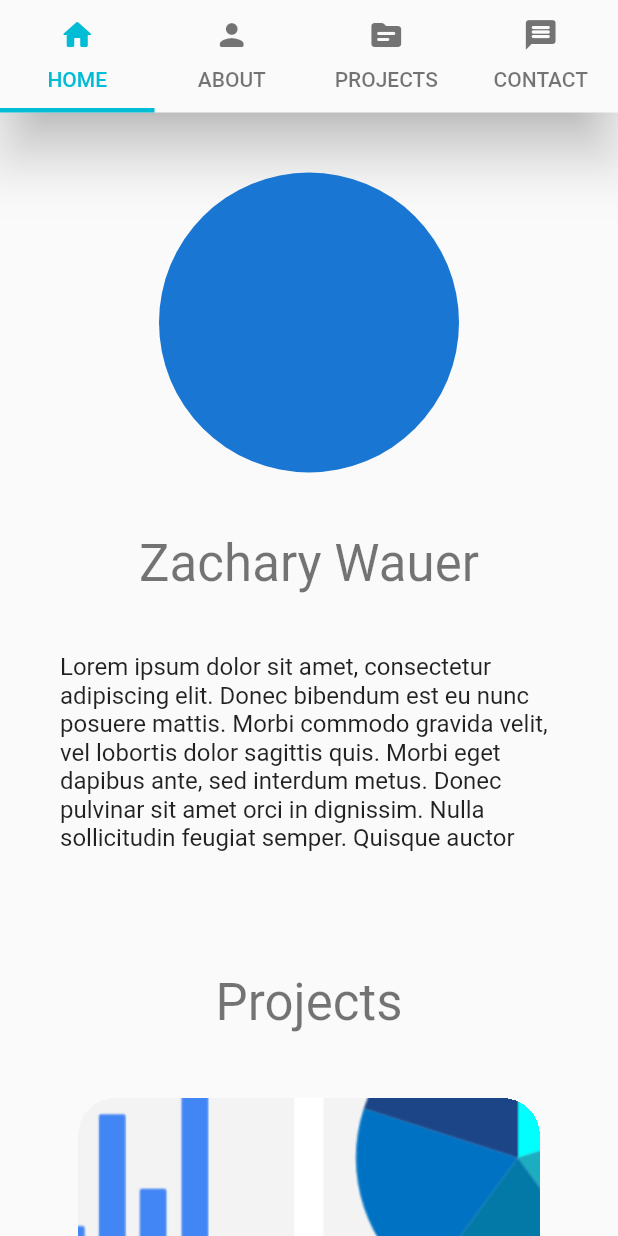
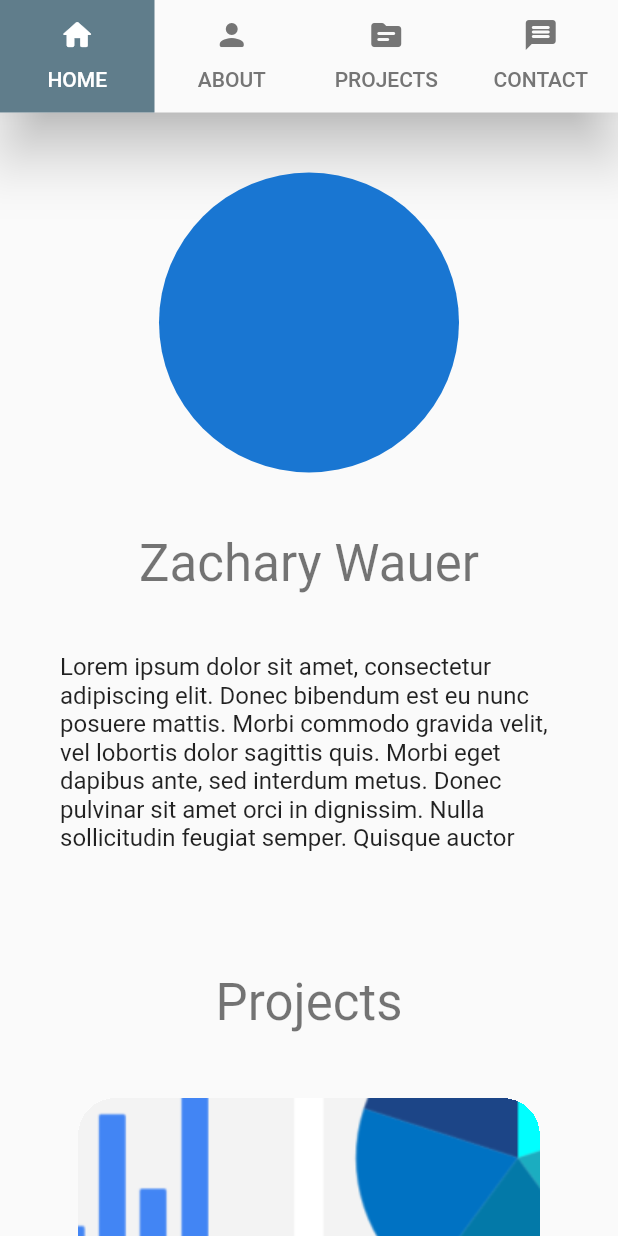
Before and after one commit to Z-inator/portfolio_site, a Flutter app: the screen it shows after launch, on a phone screen of 412 x 824 dp. Run offline on Flutter 3.47's test engine with Material 2 defaults, Android fonts, the phone set to English and light mode, and no system bars; our stand-ins replace cloud_firestore, firebase_core, material_design_icons_flutter, responsive_grid; missing offline and left inert: dart:html, mailer; accounts and stored records are empty.

Commit message:
Updated some theming.

```diff
--- a/lib/components/contact_views.dart
+++ b/lib/components/contact_views.dart
@@ -141,6 +141,7 @@ class ContactFormSubmitButton extends StatelessWidget {
 
   @override
   Widget build(BuildContext context) {
+    ThemeData theme = Theme.of(context);
     contactFormState = Provider.of<ContactFormState>(context);
     return ElevatedButton(
         onPressed: () async {
@@ -156,6 +157,7 @@ class ContactFormSubmitButton extends StatelessWidget {
             );
           }
         },
-        child: Text('Submit'));
+        style: ElevatedButton.styleFrom(primary: theme.primaryColor, padding: EdgeInsets.all(20)),
+        child: Text('Submit', style: theme.textTheme.headline6?.copyWith(color: Colors.white)));
   }
 }
--- a/lib/main.dart
+++ b/lib/main.dart
@@ -189,26 +189,30 @@ class _HomePageState extends State<HomePage>
 
 ThemeData themeData(ThemeData base) {
   return base.copyWith(
-    primaryColor: Colors.cyan,
+    colorScheme: ColorScheme.fromSwatch(primarySwatch: Colors.blueGrey),
+    primaryColor: Colors.blueGrey,
     cardTheme: CardTheme(
       shape: RoundedRectangleBorder(
           borderRadius: BorderRadius.all(Radius.circular(25))),
+      clipBehavior: Clip.hardEdge
     ),
     inputDecorationTheme: InputDecorationTheme(
       border: OutlineInputBorder(
           borderRadius: BorderRadius.all(Radius.circular(25))),
       filled: true,
       fillColor: Colors.grey[200],
-      focusColor: Colors.cyan,
     ),
     tabBarTheme: base.tabBarTheme.copyWith(
-        labelColor: Colors.cyan,
-        unselectedLabelColor: base.textTheme.headline4?.color),
+        labelColor: Colors.white,
+        unselectedLabelColor: Colors.grey[600],
+        indicator: BoxDecoration(color: Colors.blueGrey)
+    ),
     elevatedButtonTheme: ElevatedButtonThemeData(
         style: ElevatedButton.styleFrom(
       primary: base.canvasColor,
       shape: RoundedRectangleBorder(borderRadius: BorderRadius.circular(25)),
     )),
+    iconTheme: IconThemeData(color: Colors.grey[600])
   );
 }
 
--- a/pubspec.yaml
+++ b/pubspec.yaml
@@ -35,6 +35,7 @@ dependencies:
   mailer: ^5.0.2
   firebase_core: ^1.7.0
   cloud_firestore: ^2.5.3
+  material_design_icons_flutter: ^5.0.5955-rc.1
 
 
 dev_dependencies:
```
Also changed, not shown: lib/screens/nav_bar.dart (+24 -16 lines), pubspec.lock.
